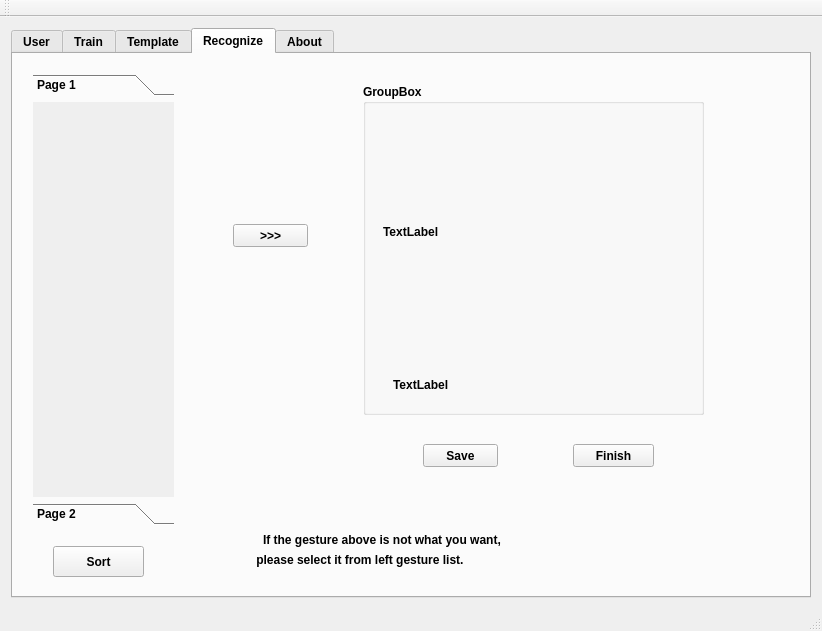
Above: mainwindow.ui from benwu232/agre before the change. Below: the same form after it.
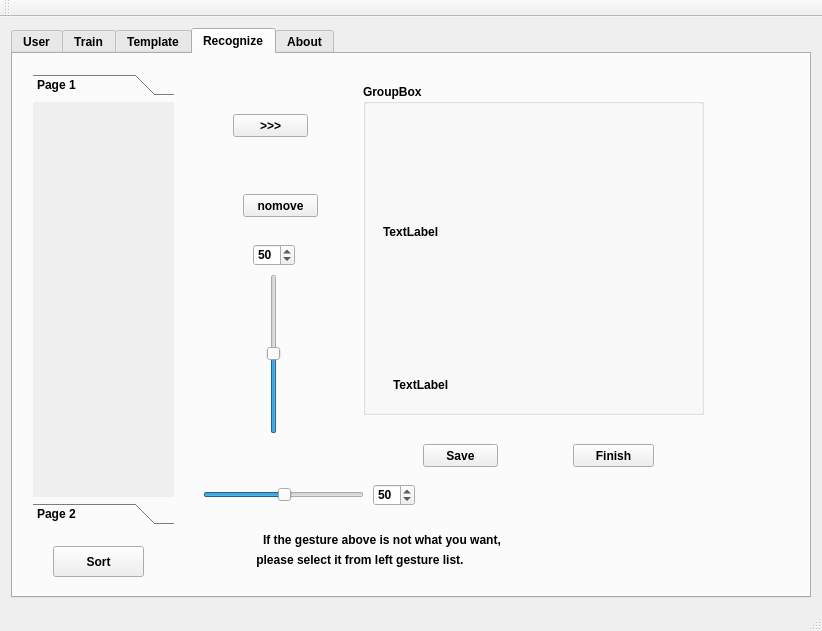
That is the form after the change. The open tabs and pages were chosen to show the change.

Patch:
```diff
--- a/mainwindow.ui
+++ b/mainwindow.ui
@@ -507,7 +507,7 @@
         <property name="geometry">
          <rect>
           <x>220</x>
-          <y>170</y>
+          <y>60</y>
           <width>75</width>
           <height>23</height>
          </rect>
@@ -532,6 +532,80 @@
          <string>Finish</string>
         </property>
        </widget>
+       <widget class="QSlider" name="horizontalSlider">
+        <property name="geometry">
+         <rect>
+          <x>190</x>
+          <y>430</y>
+          <width>161</width>
+          <height>21</height>
+         </rect>
+        </property>
+        <property name="value">
+         <number>50</number>
+        </property>
+        <property name="orientation">
+         <enum>Qt::Horizontal</enum>
+        </property>
+       </widget>
+       <widget class="QSlider" name="verticalSlider">
+        <property name="geometry">
+         <rect>
+          <x>250</x>
+          <y>220</y>
+          <width>21</width>
+          <height>160</height>
+         </rect>
+        </property>
+        <property name="value">
+         <number>50</number>
+        </property>
+        <property name="orientation">
+         <enum>Qt::Vertical</enum>
+        </property>
+       </widget>
+       <widget class="QSpinBox" name="spinBox_h">
+        <property name="geometry">
+         <rect>
+          <x>360</x>
+          <y>430</y>
+          <width>42</width>
+          <height>22</height>
+         </rect>
+        </property>
+        <property name="value">
+         <number>50</number>
+        </property>
+       </widget>
+       <widget class="QSpinBox" name="spinBox_v">
+        <property name="geometry">
+         <rect>
+          <x>240</x>
+          <y>190</y>
+          <width>42</width>
+          <height>22</height>
+         </rect>
+        </property>
+        <property name="value">
+         <number>50</number>
+        </property>
+       </widget>
+       <widget class="QPushButton" name="pushButtonNomove">
+        <property name="geometry">
+         <rect>
+          <x>230</x>
+          <y>140</y>
+          <width>75</width>
+          <height>23</height>
+         </rect>
+        </property>
+        <property name="text">
+         <string>nomove</string>
+        </property>
+        <property name="checkable">
+         <bool>true</bool>
+        </property>
+       </widget>
       </widget>
       <widget class="QWidget" name="tab_2">
        <attribute name="title">
```
Left out of the diff: 6 changed lines with no effect on the pictures.
